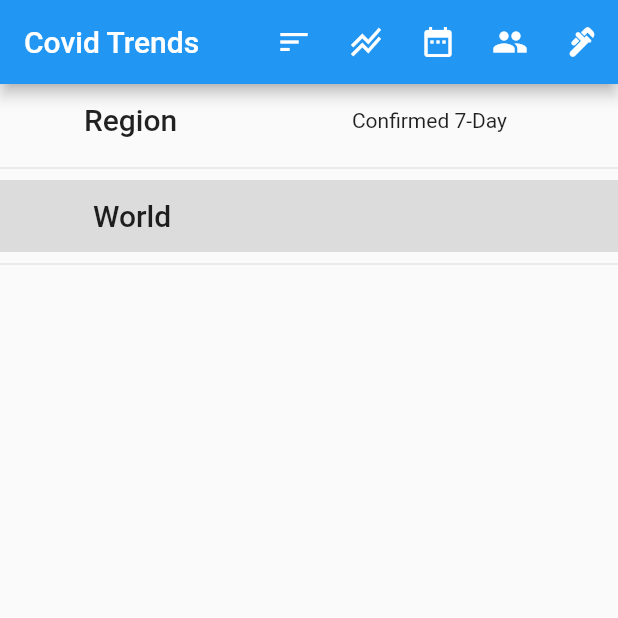
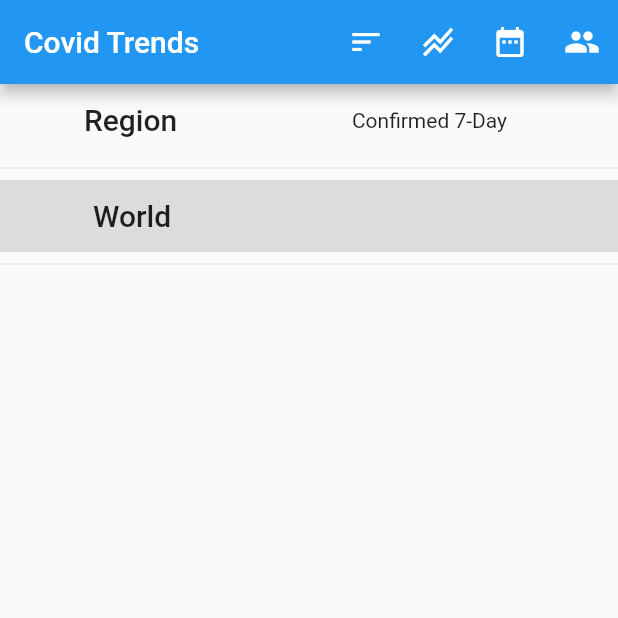
Before and after one commit to steveroe317/covid_trends, a Flutter app: the screen it shows after launch, on a phone screen of 412 x 824 dp, the top half of it. Run offline on Flutter 3.47's test engine with Material 2 defaults, Android fonts, the phone set to English and light mode, and no system bars; our stand-ins replace charts_flutter, cloud_firestore, firebase_auth, firebase_core; accounts and stored records are empty; network calls fail.

Commit message:
Disable debug action button.

```diff
--- a/lib/widgets/covid_entities_page.dart
+++ b/lib/widgets/covid_entities_page.dart
@@ -6,7 +6,7 @@ import 'package:provider/provider.dart';
 import '../models/covid_entities_page_model.dart';
 import '../models/covid_timeseries_model.dart';
 import 'date_range_popup_menu.dart';
-import 'debug_popup_menu.dart';
+//import 'debug_popup_menu.dart';
 import 'multiple_region_popup_menu.dart';
 import 'per_100k_popup_menu.dart';
 import 'simple_chart_page.dart';
@@ -42,7 +42,7 @@ class _CovidEntitiesPageState extends State<CovidEntitiesPage> {
             buildMultipleRegionPopupMenuButton(context),
             buildDateRangePopupMenuButton(context),
             buildper100kPopupMenuButton(context),
-            buildDebugPopupMenuButton(context),
+            //buildDebugPopupMenuButton(context),
           ],
         ),
         body: LayoutBuilder(
```
